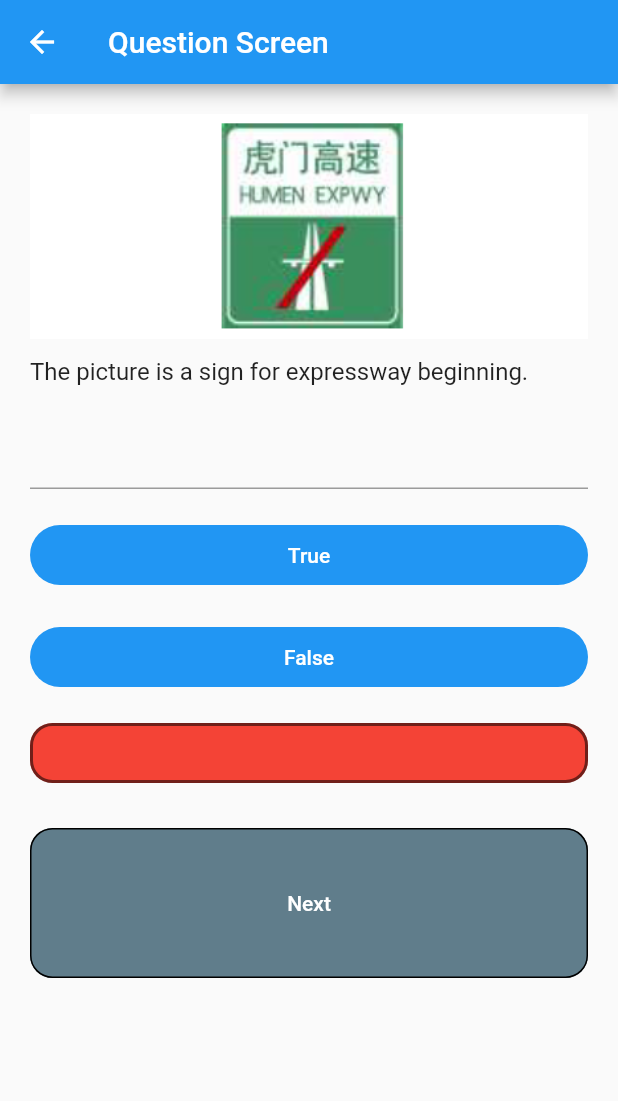
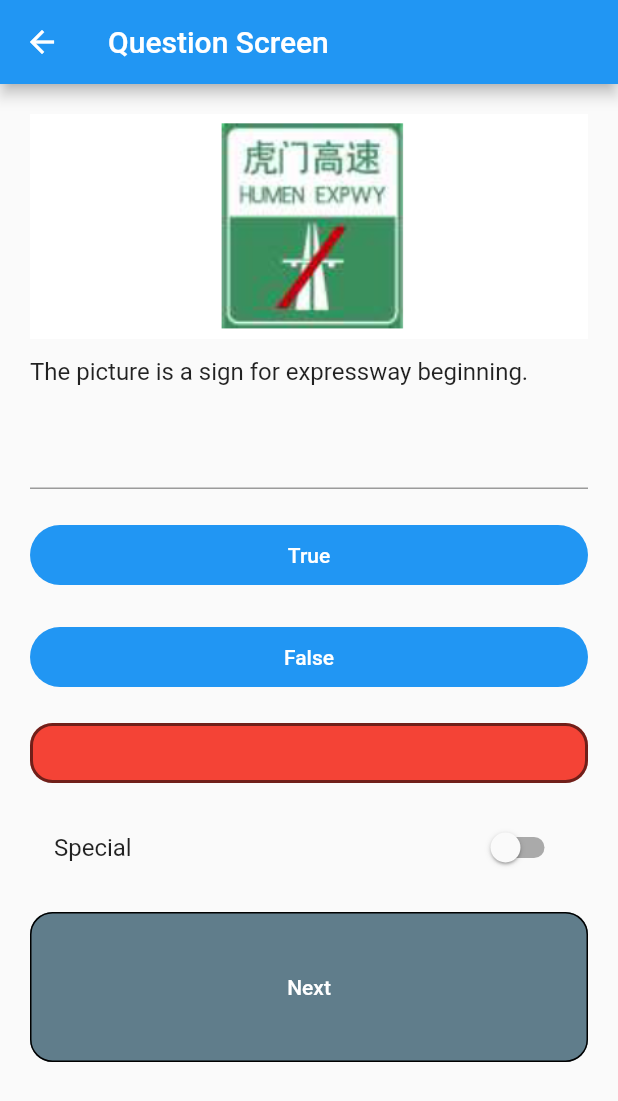
Before and after one commit to namdegnah5352/china, a Flutter app: the screen it shows after launch, scrolled down 576 dp, after a tap on the "search" icon, on a phone screen of 412 x 824 dp. Shown: the top 1101 px of the screen. Run offline on Flutter 3.47's test engine with Material 2 defaults, Android fonts, the phone set to English and light mode, and no system bars; drawn by our look-alikes of photo_view; our stand-ins replace audioplayers, shared_preferences.

Commit message:
special added via stored procedures

```diff
--- a/lib/config/constants.dart
+++ b/lib/config/constants.dart
@@ -1,5 +1,8 @@
 class AppConstants {
-  static const sk = 'StoredKey';
+  //specials
+  static const specialKey = 'specialKey';
+  static const specialStart = '{"special": []}';
+  static const specialCode = 'S';
   //truth
   static const truthSettingsKey = 'truthSettingsKey';
   static const truthSettings = false;
--- a/lib/config/navigation/global_nav.dart
+++ b/lib/config/navigation/global_nav.dart
@@ -1,6 +1,7 @@
 import 'package:flutter/material.dart';
 import 'package:shared_preferences/shared_preferences.dart';
 import '../constants.dart';
+import '../../data/special.dart';
 
 class GlobalNav {
   late final SharedPreferences? sharedPreferences;
@@ -10,6 +11,7 @@
   factory GlobalNav() => instance;
 
   GlobalNav._internal();
+  late List<Special> specials;
 
   init() async {
     sharedPreferences = await SharedPreferences.getInstance();
@@ -23,4 +25,6 @@
   if (truthSettings == null) sharedPreferences.setBool(AppConstants.truthSettingsKey, AppConstants.truthSettings);
   bool? soundSettings = sharedPreferences.getBool(AppConstants.soundsKey);
   if (soundSettings == null) sharedPreferences.setBool(AppConstants.soundsKey, AppConstants.sounds);
+  String? specialSettings = sharedPreferences.getString(AppConstants.specialKey);
+  if (specialSettings == null) sharedPreferences.setString(AppConstants.specialKey, AppConstants.specialStart);
 }
--- a/lib/data/question.dart
+++ b/lib/data/question.dart
@@ -1,6 +1,7 @@
 import 'dart:convert';
 import 'package:flutter/material.dart';
 import 'package:photo_view/photo_view.dart';
+import 'special.dart';
 
 List<Question> questionModelFromJson(String str) =>
     List<Question>.from(json.decode(str)["question"].map((x) => Question.fromJson(x)));
@@ -26,7 +27,7 @@
   late final String answer;
   late final String type;
   Widget? picture;
-  bool? special;
+  Special? special;
 
   Question.fromJson(Map<String, dynamic> json) {
     questionText = json['Q'];
--- a/lib/data/read_config.dart
+++ b/lib/data/read_config.dart
@@ -2,6 +2,12 @@
 import '../data/question.dart';
 import 'package:flutter/services.dart';
 import '../screens/question_search.dart';
+import '../data/special.dart';
+import '../config/navigation/global_nav.dart';
+import '../config/constants.dart';
+import 'package:collection/collection.dart';
+
+GlobalNav globalNav = GlobalNav.instance;
 
 class SearchView extends StatefulWidget {
   const SearchView({Key? key}) : super(key: key);
@@ -14,9 +20,10 @@
   Future<List<Question>> loadJsonData(BuildContext context) async {
     var jsonText = await rootBundle.loadString('assets/json/traffic_signs.json');
     List<Question> data = questionModelFromJson(jsonText);
-    // now get the pictures, if they have one
+    globalNav.specials = specialModelFromJson(globalNav.sharedPreferences!.getString(AppConstants.specialKey)!);
     for (var question in data) {
       question.picture = question.getPicture(50, false, null);
+      question.special = globalNav.specials.firstWhereOrNull((element) => element.id == question.id);
     }
     return data;
   }
--- /dev/null
+++ b/lib/data/special.dart
@@ -0,0 +1,52 @@
+import 'dart:convert';
+import 'package:back_button_master/config/constants.dart';
+
+import '../config/navigation/global_nav.dart';
+
+List<Special> specialModelFromJson(String str) => List<Special>.from(json.decode(str)["special"].map((x) => Special.fromJson(x)));
+String questionModelToJson(List<Special> data) => json.encode(List<dynamic>.from(data.map((x) => x.toJson())));
+
+class Special {
+  Special({
+    required this.id,
+    required this.code,
+  });
+  late final String id;
+  late final String code;
+
+  Special.fromJson(Map<String, dynamic> json) {
+    id = json['id'];
+    code = json['code'];
+  }
+
+  Map<String, dynamic> toJson() {
+    final _data = <String, dynamic>{};
+    _data['"id"'] = '"$id"';
+    _data['"code"'] = '"$code"';
+    return _data;
+  }
+}
+
+extension Specials on List<Special> {
+  void addSpecial(Special special) {
+    add(special);
+    save();
+  }
+
+  void removeSpecial(Special special) {
+    Special toRemove = firstWhere((element) => element.id == special.id);
+    remove(toRemove);
+    save();
+  }
+
+  void save() {
+    String ans = '{"special": [';
+    for (var special in this) {
+      ans += special.toJson().toString();
+      ans += ',';
+    }
+    ans = ans.substring(0, ans.length - 1);
+    ans += ']}';
+    GlobalNav.instance.sharedPreferences!.setString(AppConstants.specialKey, ans);
+  }
+}
--- a/lib/screens/question_screen.dart
+++ b/lib/screens/question_screen.dart
@@ -4,7 +4,7 @@
 import '../config/navigation/global_nav.dart';
 import '../config/constants.dart';
 import 'package:audioplayers/audioplayers.dart';
-import 'dart:io';
+import '../data/special.dart';
 
 GlobalNav globalNav = GlobalNav.instance;
 
@@ -22,6 +22,7 @@
   bool ans = false;
   late bool truthSettings;
   late bool soundSettings;
+  late bool specialSettings;
   final double volumeSetting = 0.05;
 
   @override
@@ -30,6 +31,7 @@
     controller.text = widget.question.questionText;
     truthSettings = globalNav.sharedPreferences!.getBool(AppConstants.truthSettingsKey)!;
     soundSettings = globalNav.sharedPreferences!.getBool(AppConstants.soundsKey)!;
+    specialSettings = widget.question.special != null;
     super.initState();
   }
 
@@ -80,12 +82,35 @@
                       ))
                     : const SizedBox(height: 1, width: 1),
               ),
-              const SizedBox(height: 30),
+              const SizedBox(height: 15),
+              getSpecial(),
+              const SizedBox(height: 15),
               getNextButton(ans, 'Next'),
             ],
           ),
         ),
       ),
+    );
+  }
+
+  Widget getSpecial() {
+    return SwitchListTile(
+      title: const Text('Special'),
+      value: specialSettings,
+      onChanged: (value) {
+        switch (value) {
+          case true:
+            Special special = Special(id: widget.question.id, code: AppConstants.specialCode);
+            GlobalNav.instance.specials.addSpecial(special);
+            widget.question.special = special;
+          case false:
+            GlobalNav.instance.specials.removeSpecial(widget.question.special!);
+            widget.question.special = null;
+        }
+        setState(() {
+          specialSettings = value;
+        });
+      },
     );
   }
 
--- a/pubspec.yaml
+++ b/pubspec.yaml
@@ -8,6 +8,7 @@
 
 dependencies:
   audioplayers: ^4.1.0
+  collection: ^1.17.1
   flutter:
     sdk: flutter
   photo_view: ^0.14.0
```
Also changed, not shown: assets/json/special.json (+14 -2 lines), pubspec.lock.
